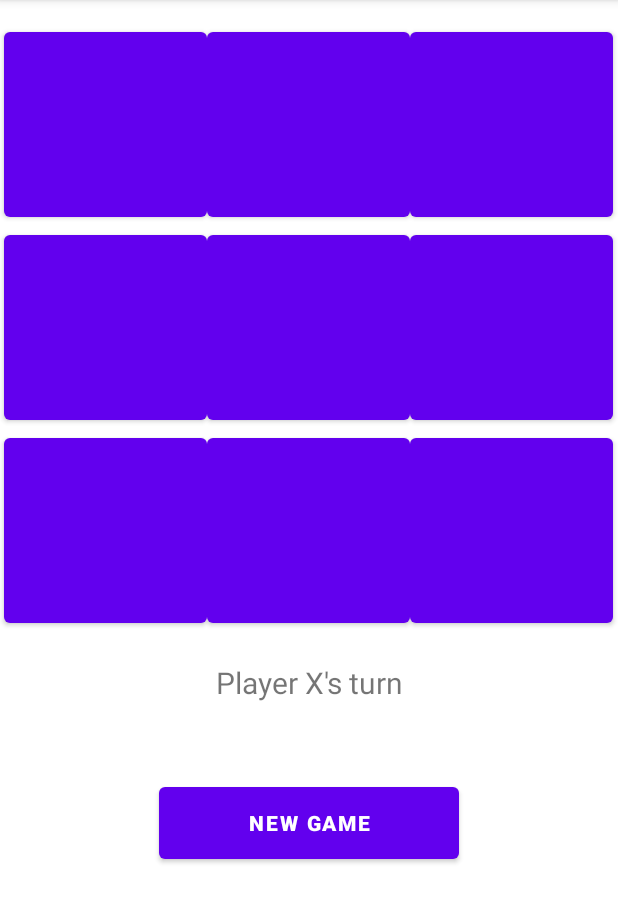
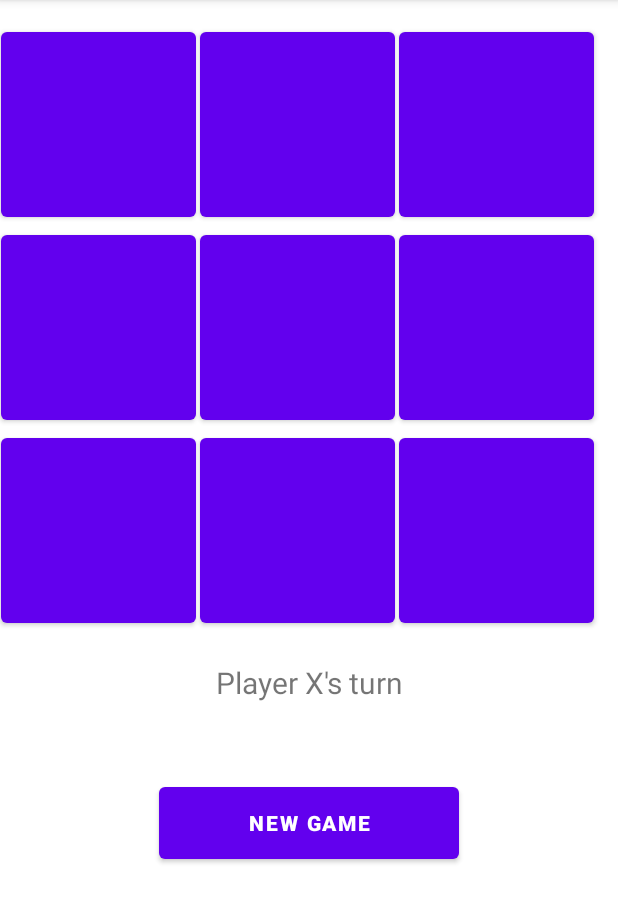
Before and after one commit to Amoonguss-0/TicTacToe, an Android app: the screen it shows after launch (MainActivity), on a phone screen of 412 x 824 dp, the part 84-1007 px from its top. Run offline under Robolectric (Android 15) with nearby library versions, the phone set to English and light mode, and no system bars.

Commit message:
Added some spacing between the buttons

```diff
--- a/app/src/main/res/layout/activity_main.xml
+++ b/app/src/main/res/layout/activity_main.xml
@@ -8,38 +8,40 @@
 
     <Button
         android:id="@+id/btn_0"
-        android:layout_width="135dp"
+        android:layout_width="130dp"
         android:layout_height="135dp"
         android:textSize="60sp"
         android:textStyle="bold"
         app:layout_constraintTop_toTopOf="parent"
         app:layout_constraintLeft_toLeftOf="parent"
-        android:layout_marginLeft="2.5dp"
+        android:layout_marginLeft=".5dp"
         android:layout_marginTop="15dp"
         />
 
 
     <Button
         android:id="@+id/btn_1"
-        android:layout_width="135dp"
+        android:layout_width="130dp"
         android:layout_height="135dp"
         android:textSize="60sp"
         android:textStyle="bold"
+        android:layout_marginLeft="2.5dp"
         app:layout_constraintLeft_toRightOf="@+id/btn_0"
         app:layout_constraintTop_toTopOf="@+id/btn_0"
         />
     <Button
         android:id="@+id/btn_2"
-        android:layout_width="135dp"
+        android:layout_width="130dp"
         android:layout_height="135dp"
         android:textSize="60sp"
         android:textStyle="bold"
+        android:layout_marginLeft="2.5dp"
         app:layout_constraintLeft_toRightOf="@+id/btn_1"
         app:layout_constraintTop_toTopOf="@+id/btn_1"
         />
     <Button
         android:id="@+id/btn_3"
-        android:layout_width="135dp"
+        android:layout_width="130dp"
         android:layout_height="135dp"
         android:textSize="60sp"
         android:textStyle="bold"
@@ -49,7 +51,7 @@
 
     <Button
         android:id="@+id/btn_4"
-        android:layout_width="135dp"
+        android:layout_width="130dp"
         android:layout_height="135dp"
         android:textSize="60sp"
         android:textStyle="bold"
@@ -59,7 +61,7 @@
 
     <Button
         android:id="@+id/btn_5"
-        android:layout_width="135dp"
+        android:layout_width="130dp"
         android:layout_height="135dp"
         android:textSize="60sp"
         android:textStyle="bold"
@@ -69,7 +71,7 @@
 
     <Button
         android:id="@+id/btn_6"
-        android:layout_width="135dp"
+        android:layout_width="130dp"
         android:layout_height="135dp"
         android:textSize="60sp"
         android:textStyle="bold"
@@ -79,7 +81,7 @@
 
     <Button
         android:id="@+id/btn_7"
-        android:layout_width="135dp"
+        android:layout_width="130dp"
         android:layout_height="135dp"
         android:textSize="60sp"
         android:textStyle="bold"
@@ -89,7 +91,7 @@
 
     <Button
         android:id="@+id/btn_8"
-        android:layout_width="135dp"
+        android:layout_width="130dp"
         android:layout_height="135dp"
         android:textSize="60sp"
         android:textStyle="bold"
```
